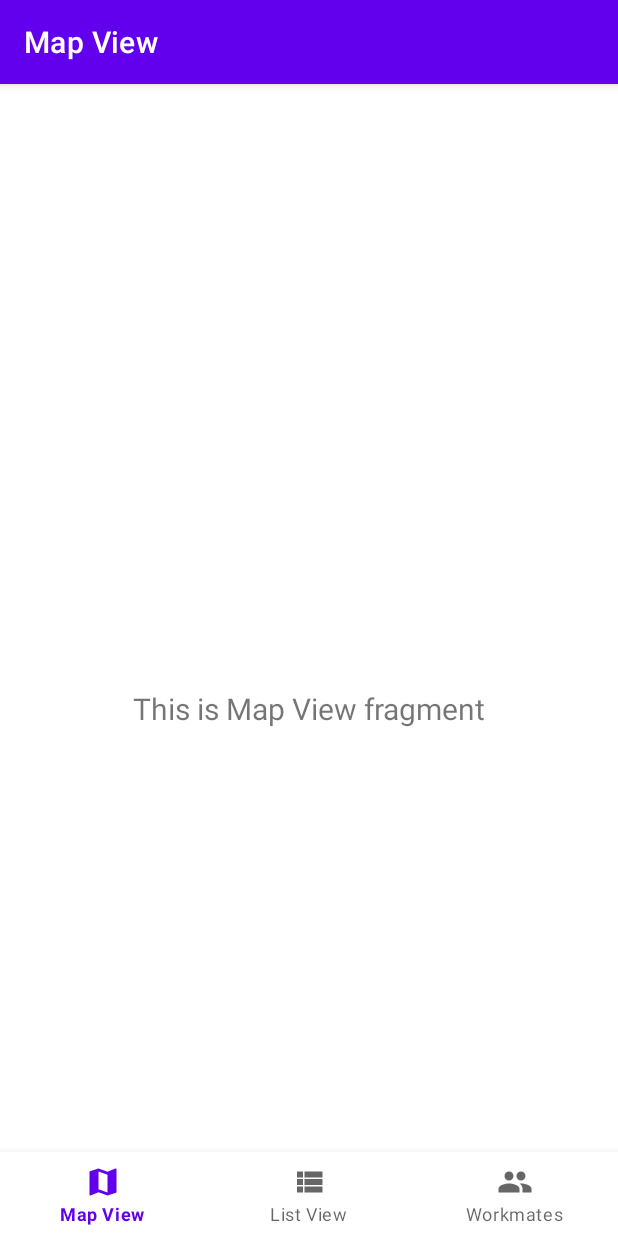
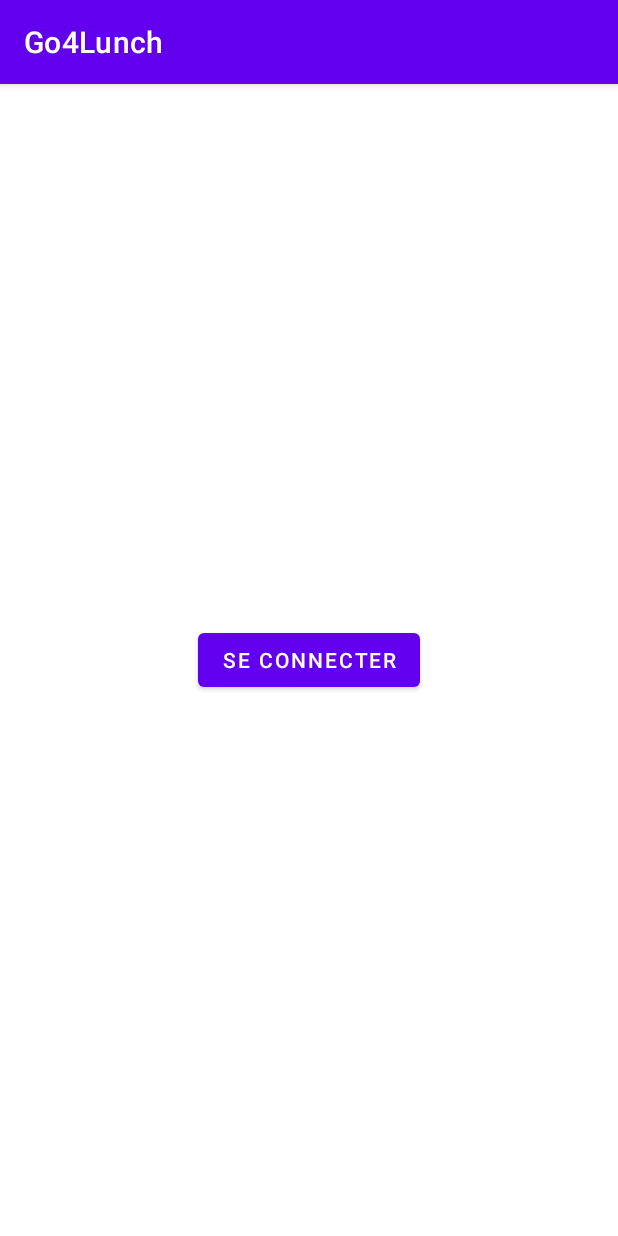
Before and after one commit to PierreGaillot/Go4Lunch, an Android app: the screen it shows after launch (MainActivity before the commit, LoginActivity after it), on a phone screen of 412 x 824 dp. Run offline under Robolectric (Android 15) with nearby library versions, the phone set to English and light mode, and no system bars; our stand-ins replace Firebase (no records; nobody signed in at launch, a user with empty details on screens opened directly); libraries missing offline, so code that uses them is left out: com.firebase.ui.

```diff
--- /dev/null
+++ b/app/src/main/res/layout/activity_login.xml
@@ -0,0 +1,18 @@
+<?xml version="1.0" encoding="utf-8"?>
+<androidx.constraintlayout.widget.ConstraintLayout xmlns:android="http://schemas.android.com/apk/res/android"
+    xmlns:app="http://schemas.android.com/apk/res-auto"
+    xmlns:tools="http://schemas.android.com/tools"
+    android:layout_width="match_parent"
+    android:layout_height="match_parent"
+    tools:context=".ui.login.LoginActivity">
+
+    <Button
+        android:id="@+id/connexion_button"
+        android:layout_width="wrap_content"
+        android:layout_height="wrap_content"
+        android:text="@string/connection_btn"
+        app:layout_constraintBottom_toBottomOf="parent"
+        app:layout_constraintEnd_toEndOf="parent"
+        app:layout_constraintStart_toStartOf="parent"
+        app:layout_constraintTop_toTopOf="parent" />
+</androidx.constraintlayout.widget.ConstraintLayout>
--- a/app/src/main/res/values/strings.xml
+++ b/app/src/main/res/values/strings.xml
@@ -3,4 +3,9 @@
     <string name="title_map_view">Map View</string>
     <string name="title_list_view">List View</string>
     <string name="title_workmates">Workmates</string>
+    <string name="connection_btn">se connecter</string>
+    <string name="connection_succeed">Vous êtes connecté !</string>
+    <string name="error_authentication_canceled">L\'autentification a échoué</string>
+    <string name="error_no_internet">Vous n\'êtes pas connecté à internet</string>
+    <string name="error_unknown_error">Oups, il y a un problème...</string>
 </resources>
--- /dev/null
+++ b/app/src/main/res/values/styles.xml
@@ -0,0 +1,30 @@
+<?xml version="1.0" encoding="utf-8"?>
+<resources>
+
+    <style name="AppTheme" parent="Theme.AppCompat.Light.DarkActionBar">
+        <!-- Customize your theme here. -->
+        <item name="colorPrimary">@color/design_default_color_primary</item>
+        <item name="colorPrimaryDark">@color/design_default_color_primary_dark</item>
+        <item name="colorAccent">@color/design_default_color_secondary</item>
+    </style>
+
+    <!-- STYLE SIGN-IN ACTIVITY -->
+    <style name="LoginTheme" parent="AppTheme">
+        <item name="colorPrimary">@color/design_default_color_primary</item>
+        <item name="colorPrimaryDark">@color/design_default_color_primary_dark</item>
+        <item name="colorAccent">@color/design_default_color_secondary</item>
+        <item name="colorButtonNormal">@color/design_default_color_secondary</item>
+        <item name="colorControlNormal">@android:color/darker_gray</item>
+        <item name="colorControlActivated">@android:color/darker_gray</item>
+        <item name="colorControlHighlight">@android:color/darker_gray</item>
+        <item name="android:textColor">@android:color/white</item>
+        <item name="android:textColorPrimary">@android:color/darker_gray</item>
+        <item name="android:textColorSecondary">@android:color/darker_gray</item>
+        <item name="android:windowBackground">@android:color/white</item>
+        <item name="windowActionBar">false</item>
+        <item name="windowNoTitle">true</item>
+        <item name="android:textColorHint">@android:color/darker_gray</item>
+        <item name="boxBackgroundColor">@color/design_default_color_secondary</item>
+    </style>
+
+</resources>
--- a/build.gradle
+++ b/build.gradle
@@ -1,4 +1,9 @@
 buildscript {
+    repositories {
+        // Make sure that you have the following two repositories
+        google()  // Google's Maven repository
+        mavenCentral()  // Maven Central repository
+    }
     dependencies {
         classpath 'com.google.gms:google-services:4.3.15'
     }
```
Also changed, not shown: app/build.gradle (+4 -8 lines), app/src/main/AndroidManifest.xml (+10 -4 lines), app/src/main/java/com/levelupcluster/go4lunch/ui/login/LoginActivity.java (added, +100 -0 lines).
